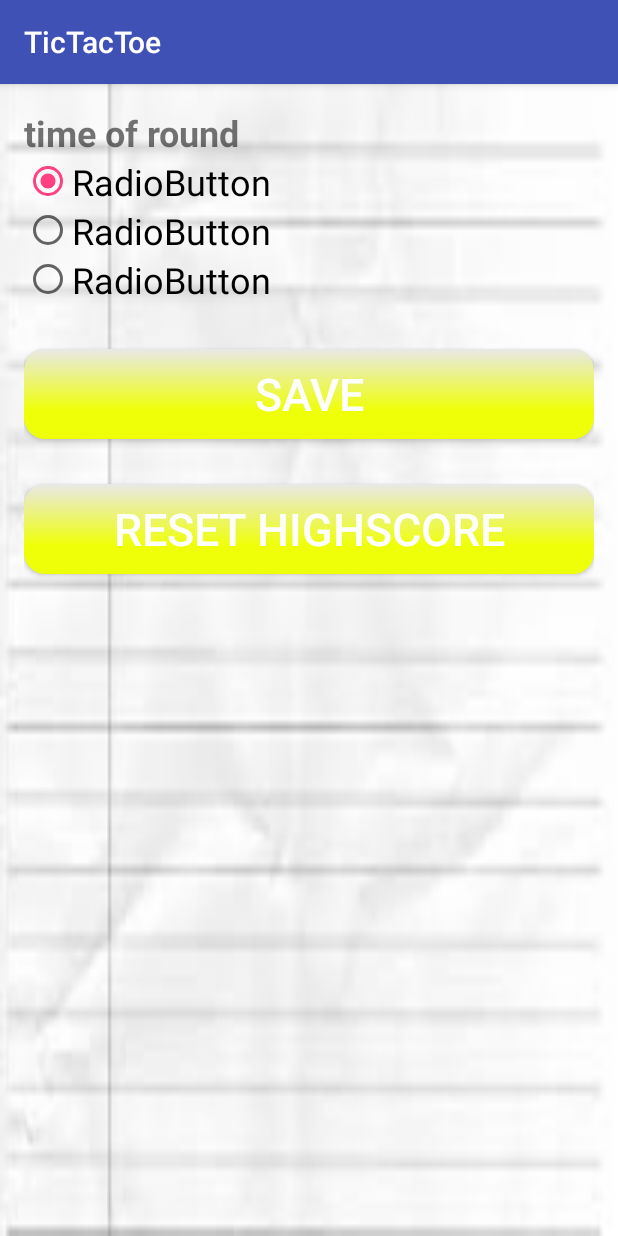
After one commit to cliffsestig/TickTackToe, an Android app: the settingsActivity screen opened directly, with no data from a screen before it, on a phone screen of 412 x 824 dp. The commit adds this screen. Run offline under Robolectric (Android 15) with nearby library versions, the phone set to English and light mode, and no system bars.

Commit message:
about screen + settings screen
about screen added and settings screen added  the designs

```diff
--- a/app/build.gradle
+++ b/app/build.gradle
@@ -18,7 +18,6 @@ android {
         }
     }
 }
-
 dependencies {
     compile fileTree(dir: 'libs', include: ['*.jar'])
     androidTestCompile('com.android.support.test.espresso:espresso-core:2.2.2', {
--- a/app/src/main/AndroidManifest.xml
+++ b/app/src/main/AndroidManifest.xml
@@ -15,6 +15,8 @@
                 <category android:name="android.intent.category.LAUNCHER" />
             </intent-filter>
         </activity>
+        <activity android:name=".aboutActivity" />
+        <activity android:name=".settingsActivity"></activity>
     </application>
 
 </manifest>
--- a/app/src/main/java/com/example/cliffsestig/tictactoe/GameBoard.java
+++ b/app/src/main/java/com/example/cliffsestig/tictactoe/GameBoard.java
@@ -6,7 +6,7 @@ package com.example.cliffsestig.tictactoe;
 
 public class GameBoard {
     //Determines if there is a winner or not checks each diagonal then loops through each row/column
-    public boolean isWinner() {
+    /*public boolean isWinner() {
         // Check Diagonals
         if (theBoard[0][0] == theBoard[1][1] && theBoard[0][0] == theBoard[2][2] && theBoard[0][0] != "")
 
@@ -31,5 +31,5 @@ public class GameBoard {
         }
 
         return false;
-    }
+    }*/
 }
--- /dev/null
+++ b/app/src/main/java/com/example/cliffsestig/tictactoe/settingsActivity.java
@@ -0,0 +1,13 @@
+package com.example.cliffsestig.tictactoe;
+
+import android.support.v7.app.AppCompatActivity;
+import android.os.Bundle;
+
+public class settingsActivity extends AppCompatActivity {
+
+    @Override
+    protected void onCreate(Bundle savedInstanceState) {
+        super.onCreate(savedInstanceState);
+        setContentView(R.layout.activity_settings);
+    }
+}
--- /dev/null
+++ b/app/src/main/res/layout/activity_settings.xml
@@ -0,0 +1,66 @@
+<?xml version="1.0" encoding="utf-8"?>
+<LinearLayout xmlns:android="http://schemas.android.com/apk/res/android"
+    xmlns:tools="http://schemas.android.com/tools"
+    android:id="@+id/activity_settings"
+    android:layout_width="match_parent"
+    android:layout_height="match_parent"
+    android:paddingBottom="@dimen/activity_vertical_margin"
+    android:paddingLeft="@dimen/activity_horizontal_margin"
+    android:paddingRight="@dimen/activity_horizontal_margin"
+    android:paddingTop="@dimen/activity_vertical_margin"
+    android:orientation="vertical"
+    android:background="@drawable/images"
+    tools:context="com.example.cliffsestig.tictactoe.settingsActivity">
+
+    <TextView
+        android:text="time of round"
+        android:layout_width="match_parent"
+        android:layout_height="wrap_content"
+        android:id="@+id/txt_level"
+        android:textStyle="normal|bold"
+        android:textSize="24sp" />
+
+    <RadioButton
+        android:text="RadioButton"
+        android:layout_width="match_parent"
+        android:layout_height="wrap_content"
+        android:id="@+id/radioButton"
+        tools:text="20 sec"
+        android:textSize="24sp"
+        android:checked="true" />
+
+    <RadioButton
+        android:text="RadioButton"
+        android:layout_width="match_parent"
+        android:layout_height="wrap_content"
+        android:id="@+id/radioButton2"
+        tools:text="10 sec"
+        android:textSize="24sp"/>
+
+    <RadioButton
+        android:text="RadioButton"
+        android:layout_width="match_parent"
+        android:layout_height="wrap_content"
+        android:id="@+id/radioButton3"
+        tools:text="5 sec"
+        android:textSize="24sp"/>
+
+    <Button
+        android:id="@+id/btn_save"
+        android:text="Save"
+        android:textColor="#FFFFFF"
+        android:textSize="30sp"
+        android:layout_width="match_parent"
+        android:layout_height="60dp"
+        android:background="@drawable/buttonshape"
+        android:layout_marginTop="30dp" />
+    <Button
+        android:id="@+id/btn_reset"
+        android:text="Reset highscore"
+        android:textColor="#FFFFFF"
+        android:textSize="30sp"
+        android:layout_width="match_parent"
+        android:layout_height="60dp"
+        android:background="@drawable/buttonshape"
+        android:layout_marginTop="30dp" />
+</LinearLayout>
```
Also changed, not shown: app/src/main/java/com/example/cliffsestig/tictactoe/MainActivity.java (+24 -2 lines), app/src/main/java/com/example/cliffsestig/tictactoe/aboutActivity.java (added, +13 -0 lines), app/src/main/res/layout/activity_about.xml (added, +51 -0 lines).
